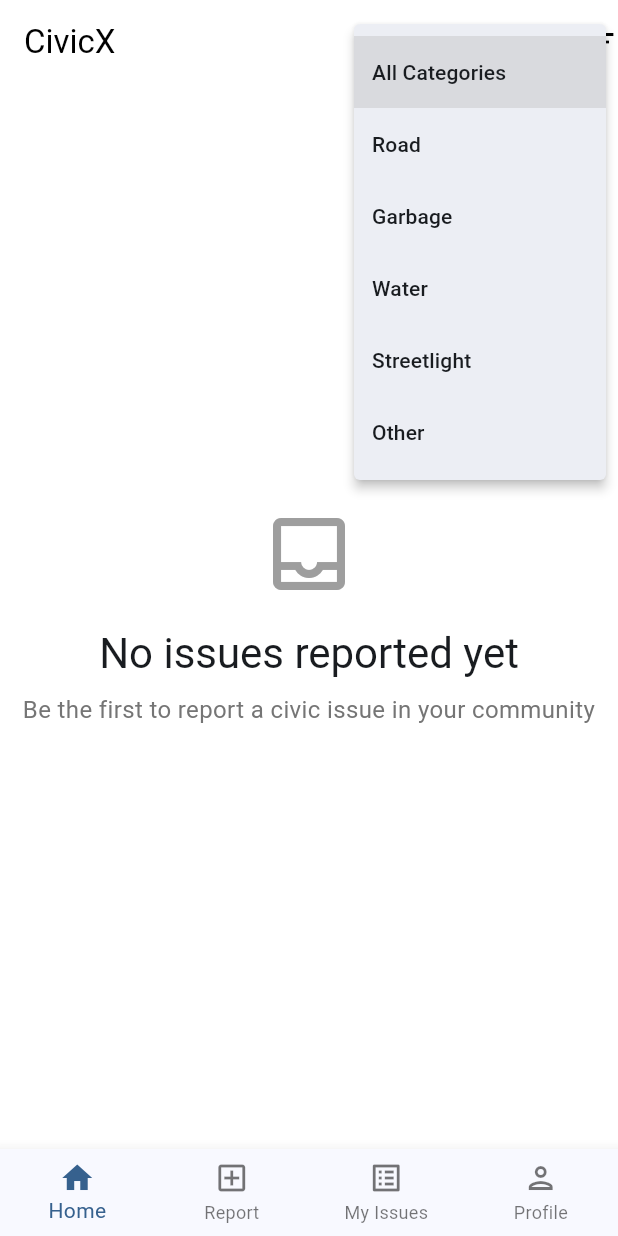
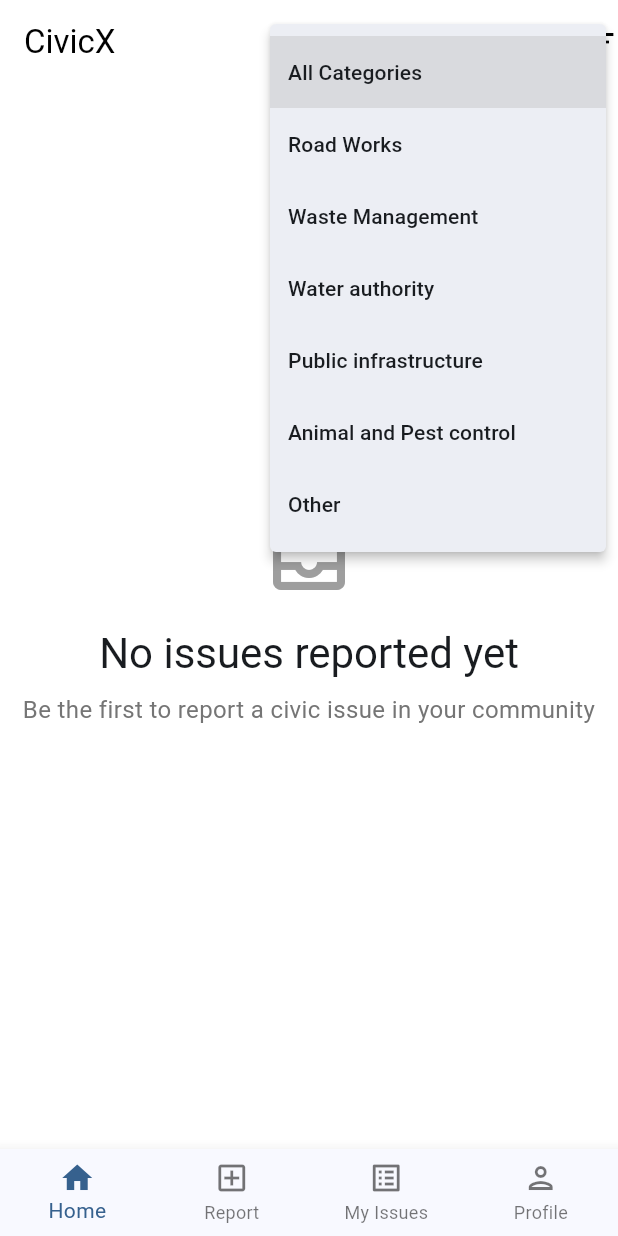
Before and after one commit to amjath478/civix, a Flutter app: the screen it shows once a user with an empty profile is signed in, after a tap on the "filter list" icon, on a phone screen of 412 x 824 dp. Run offline on Flutter 3.47's test engine with Material 3 defaults, Android fonts, the phone set to English and light mode, and no system bars; our stand-ins replace cached_network_image, firebase_auth, firebase_core, firebase_database, firebase_messaging, geocoding and 3 more; accounts and stored records are empty; network calls fail.

Commit message:
renamed categories

```diff
--- a/lib/utils/constants.dart
+++ b/lib/utils/constants.dart
@@ -6,10 +6,11 @@ class AppConstants {
 
   // Issue categories
   static const List<String> issueCategories = [
-    'Road',
-    'Garbage',
-    'Water',
-    'Streetlight',
+    'Road Works',
+    'Waste Management',
+    'Water authority',
+    'Public infrastructure',
+    'Animal and Pest control',
     'Other',
   ];
 
--- a/lib/utils/helpers.dart
+++ b/lib/utils/helpers.dart
@@ -61,16 +61,25 @@ class Helpers {
 
   // Get category icon
   static IconData getCategoryIcon(String category) {
-    switch (category.toLowerCase()) {
+    final key = category.toLowerCase().trim();
+    switch (key) {
+      case 'road works':
       case 'road':
-        // Use a valid icon for road category
-        return Icons.directions_car; // or Icons.road_outlined if available in your Flutter version
+        return Icons.directions_car;
+      case 'waste management':
       case 'garbage':
         return Icons.delete;
+      case 'water authority':
       case 'water':
         return Icons.water_drop;
+      case 'public infrastructure':
       case 'streetlight':
-        return Icons.lightbulb;
+        return Icons.account_tree; // generic infrastructure icon
+      case 'animal and pest control':
+      case 'animal':
+      case 'pest':
+        return Icons.pets;
+      case 'other':
       default:
         return Icons.report_problem;
     }
```
